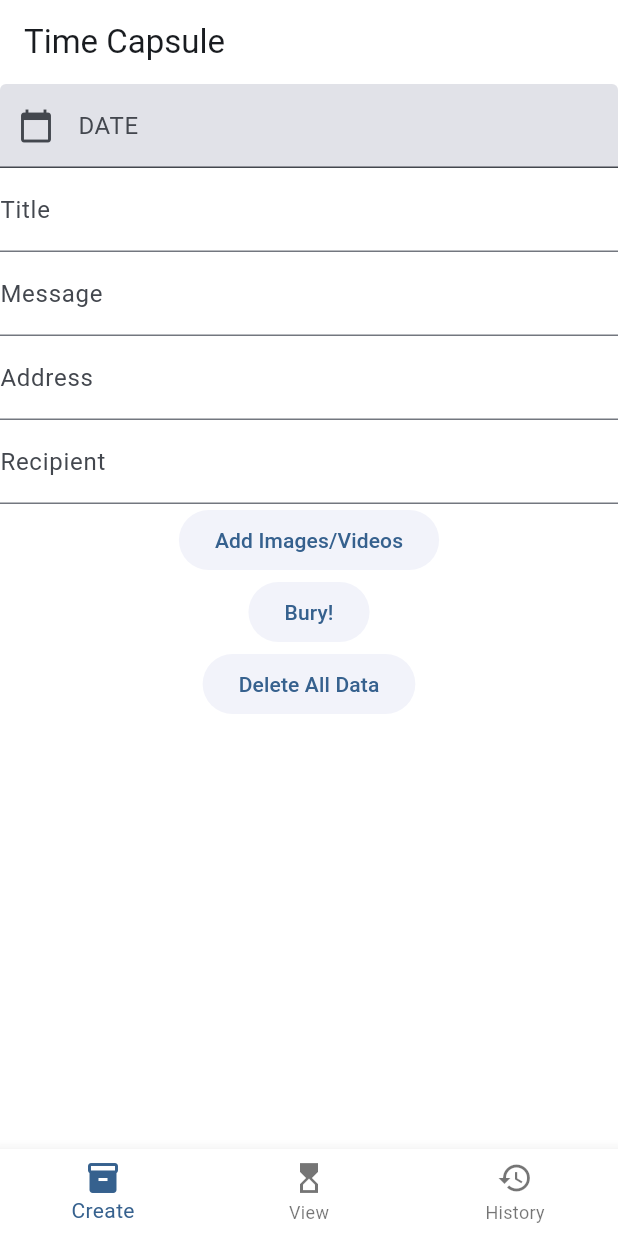
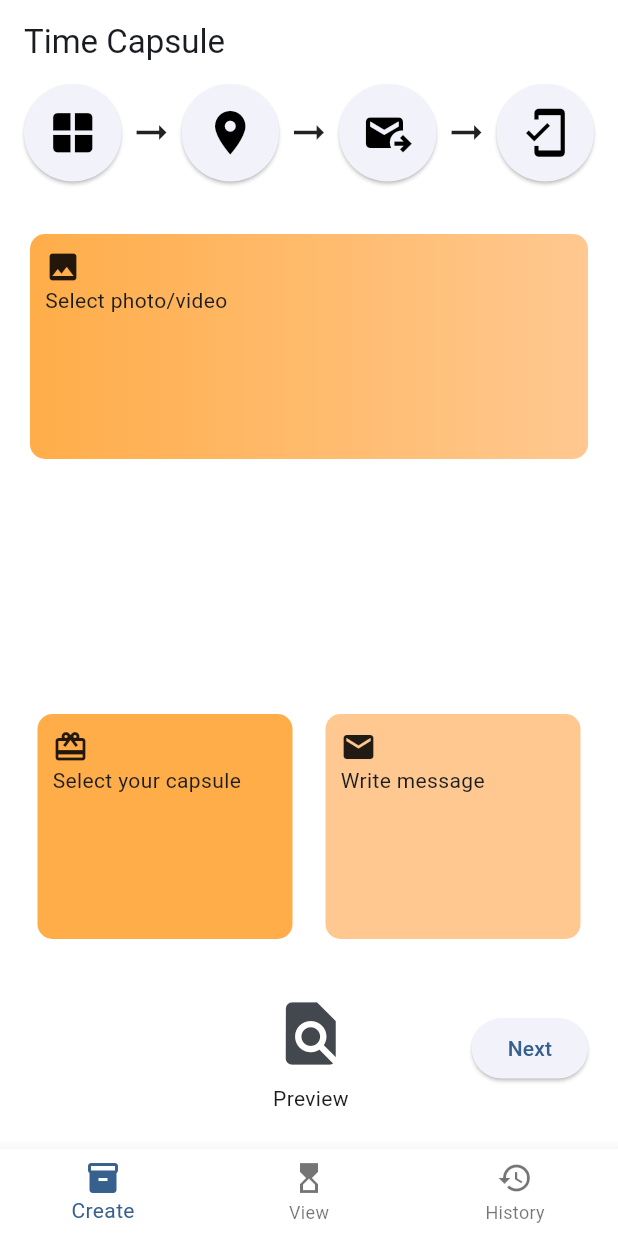
Before and after one commit to YPYT/TimeCapsule, a Flutter app: the screen it shows after launch, on a phone screen of 412 x 824 dp. Run offline on Flutter 3.47's test engine with Material 3 defaults, Android fonts, the phone set to English and light mode, and no system bars; our stand-ins replace image_picker, shared_preferences; missing offline and left inert: map_location_picker, time_machine.

Commit message:
Create first page layout

```diff
--- a/lib/create_capsule.dart
+++ b/lib/create_capsule.dart
@@ -27,81 +27,156 @@ class _CreateScreenState extends State<CreateScreen> {
     return Center(
       child: Column(
         children: [
-          TextField(
-            controller: _dateController,
-            decoration: InputDecoration(
-              labelText: 'DATE',
-              filled: true,
-              prefixIcon: Icon(Icons.calendar_today),
+          Row(
+            spacing: 5,
+            mainAxisSize: MainAxisSize.min,
+            children: [
+              ElevatedButton(
+                onPressed:  () {},
+                style: ElevatedButton.styleFrom(
+                  shape: CircleBorder(),
+                  padding: EdgeInsets.all(15),
+                  iconSize: 35,
                 ),
-            readOnly: true,
-            onTap: (){
-              _selectDate(context);
-            },
+                child: Icon(Icons.window, color: Colors.black),
               ),
-          TextField(
-            decoration: InputDecoration(
-              labelText: 'Title',
+              Icon(Icons.arrow_right_alt, size: 30),
+              ElevatedButton(
+                onPressed:  () {},
+                style: ElevatedButton.styleFrom(
+                  shape: CircleBorder(),
+                  padding: EdgeInsets.all(15),
+                  iconSize: 35,
                 ),
-            onChanged: (newVal) {
-              _title = newVal;
-            },
+                child: Icon(Icons.location_on, color: Colors.black),
               ),
-          TextField(
-            decoration: InputDecoration(
-              labelText: 'Message',
+              Icon(Icons.arrow_right_alt, size: 30),
+              ElevatedButton(
+                onPressed:  () {},
+                style: ElevatedButton.styleFrom(
+                  shape: CircleBorder(),
+                  padding: EdgeInsets.all(15),
+                  iconSize: 35,
                 ),
-            onChanged: (newVal) {
-              _message = newVal;
-            },
+                child: Icon(Icons.outgoing_mail, color: Colors.black),
               ),
-          TextField(
-            decoration: InputDecoration(
-              labelText: 'Address',
+              Icon(Icons.arrow_right_alt, size: 30),
+              ElevatedButton(
+                onPressed:  () {},
+                style: ElevatedButton.styleFrom(
+                  shape: CircleBorder(),
+                  padding: EdgeInsets.all(15),
+                  iconSize: 35,
                 ),
-            onChanged: (newVal) {
-              _address = newVal;
-            },
+                child: Icon(Icons.mobile_friendly, color: Colors.black),
               ),
-          TextField(
-            decoration: InputDecoration(
-              labelText: 'Recipient',
+            ],
           ),
-            keyboardType: TextInputType.number,
-            onChanged: (newVal) {
-              _recipient = int.parse(newVal);
-            },
+          SizedBox(height: 15),
+          Container(
+            height: 150,
+            width: double.infinity,
+            alignment: Alignment.center,
+            margin: const EdgeInsets.only(left: 20, right: 20, top: 20, bottom: 0),
+            padding: const EdgeInsets.all(10),
+            decoration: BoxDecoration(
+              borderRadius: BorderRadius.circular(10),
+              gradient: LinearGradient(
+                  colors: [
+                    Color(0xFFFFAD49),
+                    Color(0xffffc890),
+                  ]
+              )
             ),
-          ElevatedButton(
-            style: ElevatedButton.styleFrom(
-              elevation: 0,
+            child: Align(
+              alignment: Alignment.centerLeft,
+              child: Column(
+                crossAxisAlignment: CrossAxisAlignment.start,
+                children: [
+                  Icon(Icons.image),
+                  Text("Select photo/video")
+                ],
               ),
-            onPressed: () {
-              _onPickImagePressed();
-            },
-            child: Text("Add Images/Videos"),
             ),
-          ElevatedButton(
-            style: ElevatedButton.styleFrom(
-              elevation: 0,
           ),
-            onPressed: () {
-              _onBuryPressed();
-            },
-            child: Text("Bury!"),
+          Container(
+            height: 150,
+            width: double.infinity,
+            decoration: BoxDecoration(color: Colors.white),
           ),
-          ElevatedButton(
-            style: ElevatedButton.styleFrom(
-              elevation: 0,
+          Row(
+            spacing: 22,
+            mainAxisSize: MainAxisSize.min,
+            children: [
+              Container(
+                height: 150,
+                width: 170,
+                alignment: Alignment.center,
+                margin: const EdgeInsets.only(left: 20, right: 0, top: 20, bottom: 0),
+                padding: const EdgeInsets.all(10),
+                decoration: BoxDecoration(
+                    borderRadius: BorderRadius.circular(10),
+                    color: Color(0xFFFFAD49),
                 ),
-            onPressed: () {
-              _onDeleteAllDataPressed();
-            },
-            child: Text("Delete All Data"),
+                child: Align(
+                  alignment: Alignment.centerLeft,
+                  child: Column(
+                    crossAxisAlignment: CrossAxisAlignment.start,
+                    children: [
+                      Icon(Icons.redeem),
+                      Text("Select your capsule")
+                    ],
                   ),
-          //MapLocationPicker(
-          //    apiKey: "AIzaSyBra6IL9KgvYrPwBLj4NCKu1Ly6OcTR1Oo",
-          //),
+                ),
+              ),
+              Container(
+                height: 150,
+                width: 170,
+                alignment: Alignment.center,
+                margin: const EdgeInsets.only(left: 0, right: 20, top: 20, bottom: 0),
+                padding: const EdgeInsets.all(10),
+                decoration: BoxDecoration(
+                  borderRadius: BorderRadius.circular(10),
+                  color: Color(0xffffc890),
+                ),
+                child: Align(
+                  alignment: Alignment.centerLeft,
+                  child: Column(
+                    crossAxisAlignment: CrossAxisAlignment.start,
+                    children: [
+                      Icon(Icons.mail),
+                      Text("Write message"),
+                    ],
+                  ),
+                ),
+              ),
+            ],
+          ),
+          SizedBox(height: 30),
+          Row(
+            mainAxisAlignment: MainAxisAlignment.spaceBetween,
+            children: [
+              SizedBox(width: 100),
+              Column(
+                children: [
+                  IconButton(
+                      onPressed: () {},
+                      icon: const Icon(Icons.find_in_page, size: 50)
+                  ),
+                  Text("Preview")
+                ],
+              ),
+              Padding(
+                padding: const EdgeInsets.only(right: 20),
+                child: ElevatedButton(
+                  onPressed: () {},
+                  child: Text("Next"),
+
+                ),
+              )
+            ],
+          ),
+
         ],
       )
     );
```
Also changed, not shown: lib/create_capsule_old.dart (added, +179 -0 lines). Lines whose indentation alone changed are shown as unchanged.
